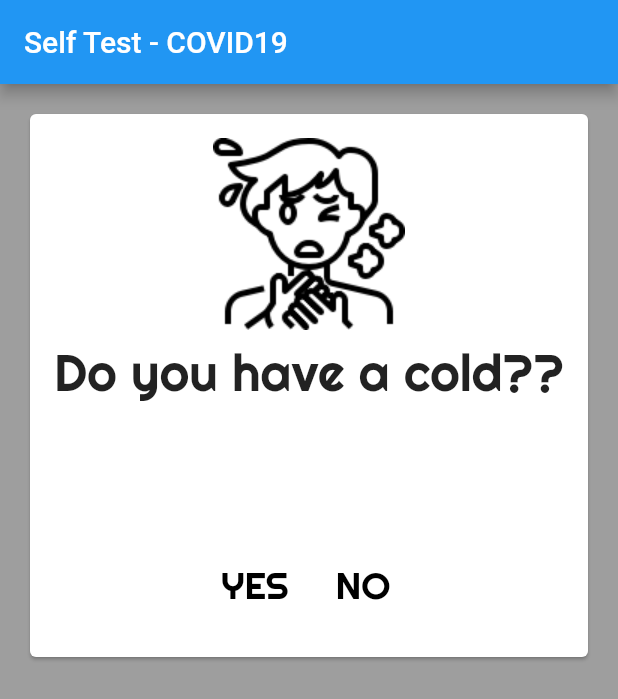
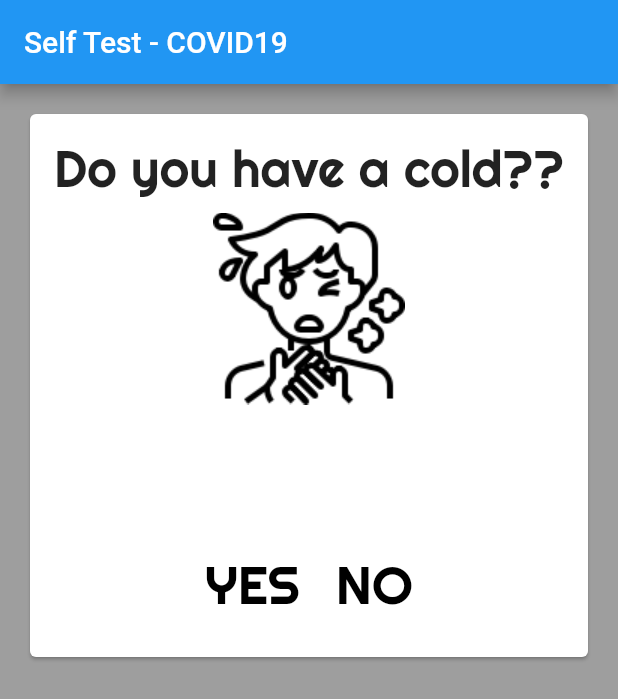
Before and after one commit to patelprashant/self_check_covid19, a Flutter app: the screen it shows after launch, after a tap on "YES", on a phone screen of 412 x 824 dp. Shown: the top 699 px of the screen. Run offline on Flutter 3.47's test engine with Material 2 defaults, Android fonts, the light colour scheme and no system bars; our stand-ins replace google_fonts.

Commit message:
Passed the question object instead individual fields. Extract some constants.

```diff
--- /dev/null
+++ b/lib/common/constants.dart
@@ -0,0 +1,8 @@
+import 'package:google_fonts/google_fonts.dart';
+
+const String APP_TITLE = 'Self Test - COVID19';
+const String ACTION_LABEL_YES = 'YES';
+const String ACTION_LABEL_NO = 'NO';
+
+final ACTION_LABEL_FONT_STYLE = GoogleFonts.righteous(fontSize: 35.0);
+final QUESTION_TEXT_FONT_STYLE = GoogleFonts.righteous(fontSize: 35.0);
--- a/lib/data/QuestionList.dart
+++ b/lib/data/QuestionList.dart
@@ -18,10 +18,8 @@ class QuestionList {
         'Have you traveled recently\nduring the past 14 days?', '10.webp', 51),
     Question('Do you have a travel\nhistory of COVID-19\nINFECTED AREA?',
         '11.webp', 101),
-    Question(
-        'Do you have direct contact\nwith or are you taking care of\na positive COVID-19 PATIENT?',
-        '12.webp',
-        101),
+    Question('Do you have direct contact\nwith a positive COVID-19 patient?',
+        '12.webp', 101),
   ];
 
   void nextQue() {
@@ -38,6 +36,10 @@ class QuestionList {
     _queNum = 0;
   }
 
+  Question getCurrentQue() {
+    return _questionBank[_queNum];
+  }
+
   String getQueText() {
     return _questionBank[_queNum].queText;
   }
--- a/lib/main.dart
+++ b/lib/main.dart
@@ -1,6 +1,7 @@
 import 'package:flutter/material.dart';
 import 'package:flutter/rendering.dart';
 
+import 'common/constants.dart';
 import 'question_page.dart';
 
 void main() => runApp(MyApp());
@@ -13,7 +14,7 @@ class MyApp extends StatelessWidget {
       theme: ThemeData(
         primarySwatch: Colors.blue,
       ),
-      home: MyHomePage(title: 'Self Test - COVID19'),
+      home: MyHomePage(title: APP_TITLE),
     );
   }
 }
--- a/lib/question_page.dart
+++ b/lib/question_page.dart
@@ -16,7 +16,6 @@ class QuestionPage extends StatefulWidget {
 class _QuestionPageState extends State<QuestionPage> {
   int queNumber = 0;
   int totalScore = 0;
-
   var userScore = 0;
 
   void showNextQue(int userScore) {
@@ -75,9 +74,7 @@ class _QuestionPageState extends State<QuestionPage> {
       crossAxisAlignment: CrossAxisAlignment.stretch,
       children: <Widget>[
         QuestionCard(
-          queImage: _questionList.getQueImage(),
-          queText: _questionList.getQueText(),
-          queScore: _questionList.getQueScore(),
+          currentQue: _questionList.getCurrentQue(),
           onBtnPressed: showNextQue,
         ),
       ],
--- a/lib/widgets/question_card.dart
+++ b/lib/widgets/question_card.dart
@@ -1,15 +1,13 @@
 import 'package:flutter/material.dart';
-import 'package:google_fonts/google_fonts.dart';
+import 'package:selfcheckcovid19/common/constants.dart';
+import 'package:selfcheckcovid19/models/Question.dart';
 
 class QuestionCard extends StatelessWidget {
-  final String queImage;
-  final String queText;
-  final int queScore;
+  final Question currentQue;
 
   final Function(int queScore) onBtnPressed;
 
-  const QuestionCard(
-      {this.queImage, this.queText, this.queScore, this.onBtnPressed});
+  const QuestionCard({this.currentQue, this.onBtnPressed});
 
   @override
   Widget build(BuildContext context) {
@@ -26,20 +24,22 @@ class QuestionCard extends StatelessWidget {
               Expanded(
                 child: Column(
                   children: <Widget>[
-                    Image.asset(
-                      queImage,
-                      fit: BoxFit.fitHeight,
+                    FittedBox(
+                      fit: BoxFit.fitWidth,
+                      alignment: Alignment.bottomCenter,
+                      child: Text(
+                        currentQue.queText,
+                        style: QUESTION_TEXT_FONT_STYLE,
+                      ),
                     ),
                     SizedBox(
                       height: 8.0,
                     ),
-                    FittedBox(
-                      fit: BoxFit.fitWidth,
-                      alignment: Alignment.bottomCenter,
-                      child: Text(
-                        queText,
-                        style: GoogleFonts.righteous(fontSize: 35.0),
-                      ),
+                    Image.asset(
+                      'assets/images/' + currentQue.queImage,
+                      fit: BoxFit.fitHeight,
+                      alignment: Alignment.center,
+                      cacheHeight: 128,
                     ),
                   ],
                 ),
@@ -49,17 +49,17 @@ class QuestionCard extends StatelessWidget {
                 children: <Widget>[
                   FlatButton(
                     child: Text(
-                      'YES',
-                      style: GoogleFonts.righteous(fontSize: 25.0),
+                      ACTION_LABEL_YES,
+                      style: ACTION_LABEL_FONT_STYLE,
                     ),
                     onPressed: () {
-                      onBtnPressed(queScore);
+                      onBtnPressed(currentQue.queScore);
                     },
                   ),
                   FlatButton(
                     child: Text(
-                      'NO',
-                      style: GoogleFonts.righteous(fontSize: 25.0),
+                      ACTION_LABEL_NO,
+                      style: ACTION_LABEL_FONT_STYLE,
                     ),
                     onPressed: () {
                       onBtnPressed(0);
```
